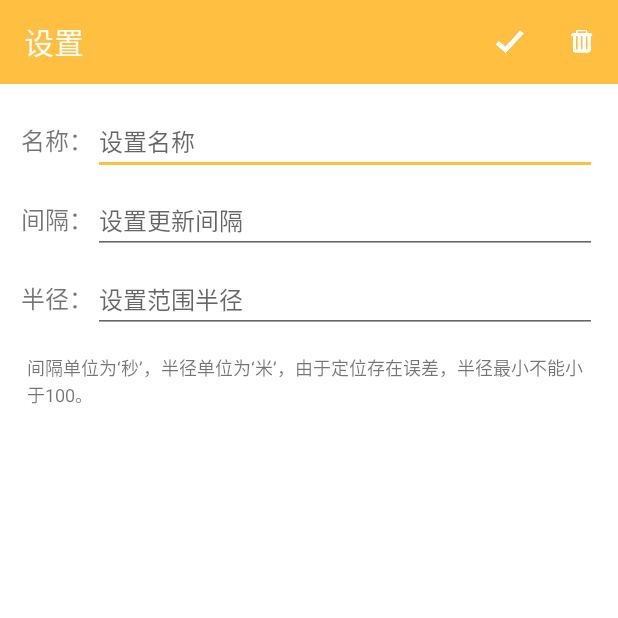
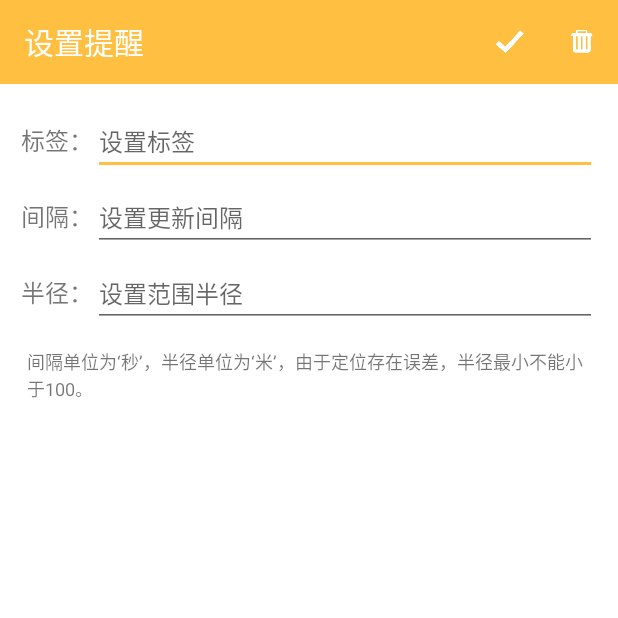
Before and after one commit to zhaomengjia0124/Buszzz, an Android app: the LocationSetActivity screen opened directly, with no data from a screen before it, on a phone screen of 412 x 824 dp, the top half of it. Run offline under Robolectric (Android 15) with nearby library versions, the light colour scheme and no system bars; our stand-ins replace ButterKnife.

Commit message:
UI更新

```diff
--- a/app/src/main/java/com/yuan/locationremind/LocationAddActivity.java
+++ b/app/src/main/java/com/yuan/locationremind/LocationAddActivity.java
@@ -44,6 +44,7 @@ public class LocationAddActivity extends AppCompatActivity {
     @Override
     protected void onCreate(@Nullable Bundle savedInstanceState) {
         super.onCreate(savedInstanceState);
+        setTitle("添加提醒");
         setContentView(R.layout.activity_location_address);
         ButterKnife.bind(this);
         Toolbar toolbar = (Toolbar) findViewById(R.id.toolbar);
--- a/app/src/main/java/com/yuan/locationremind/LocationListActivity.java
+++ b/app/src/main/java/com/yuan/locationremind/LocationListActivity.java
@@ -49,12 +49,13 @@ public class LocationListActivity extends CheckPermissionsActivity {
     @Override
     protected void onCreate(@Nullable Bundle savedInstanceState) {
         super.onCreate(savedInstanceState);
-        setTitle(R.string.location_list);
+        setTitle("");
         setContentView(R.layout.activity_location_list);
         ButterKnife.bind(this);
 
 
         Toolbar toolbar = (Toolbar) findViewById(R.id.toolbar);
+        toolbar.setLogo(R.mipmap.logo);
         setSupportActionBar(toolbar);
 
         mLocationDao = new LocationDao(this);
--- a/app/src/main/java/com/yuan/locationremind/LocationSetActivity.java
+++ b/app/src/main/java/com/yuan/locationremind/LocationSetActivity.java
@@ -57,7 +57,7 @@ public class LocationSetActivity extends AppCompatActivity {
         }
 
         Toolbar toolbar = (Toolbar) findViewById(R.id.toolbar);
-        toolbar.setTitle(R.string.setting);
+        toolbar.setTitle("设置提醒");
         setSupportActionBar(toolbar);
     }
 
--- a/app/src/main/java/com/yuan/locationremind/SearchActivity.java
+++ b/app/src/main/java/com/yuan/locationremind/SearchActivity.java
@@ -36,6 +36,7 @@ public class SearchActivity extends AppCompatActivity implements Inputtips.Input
     @Override
     protected void onCreate(Bundle savedInstanceState) {
         super.onCreate(savedInstanceState);
+        setTitle("搜索");
         setContentView(R.layout.activity_search);
         ButterKnife.bind(this);
 
--- a/app/src/main/res/layout/activity_location_address.xml
+++ b/app/src/main/res/layout/activity_location_address.xml
@@ -34,7 +34,7 @@
             android:id="@+id/addressEt"
             android:layout_width="match_parent"
             android:layout_height="wrap_content"
-            android:hint="请输入地址"
+            android:hint="请输入地址或搜索"
             android:textSize="16sp"
             />
     </LinearLayout>
@@ -75,7 +75,7 @@
         <TextView
             android:layout_width="wrap_content"
             android:layout_height="wrap_content"
-            android:text="经度："
+            android:text="纬度："
             android:textSize="16sp"/>
 
         <EditText
--- a/app/src/main/res/layout/activity_set.xml
+++ b/app/src/main/res/layout/activity_set.xml
@@ -27,14 +27,14 @@
         <TextView
             android:layout_width="wrap_content"
             android:layout_height="wrap_content"
-            android:text="名称："
+            android:text="标签："
             android:textSize="16sp"/>
 
         <EditText
             android:id="@+id/setNameEt"
             android:layout_width="match_parent"
             android:layout_height="wrap_content"
-            android:hint="设置名称"
+            android:hint="设置标签"
             android:textSize="16sp"
             />
     </LinearLayout>
@@ -44,7 +44,7 @@
         android:layout_height="wrap_content"
         android:layout_marginLeft="14dp"
         android:layout_marginRight="14dp"
-        android:layout_marginTop="8dp">
+        android:layout_marginTop="6dp">
 
         <TextView
             android:layout_width="wrap_content"
@@ -67,7 +67,7 @@
         android:layout_height="wrap_content"
         android:layout_marginLeft="14dp"
         android:layout_marginRight="14dp"
-        android:layout_marginTop="8dp">
+        android:layout_marginTop="6dp">
 
         <TextView
             android:layout_width="wrap_content"
@@ -79,9 +79,9 @@
             android:id="@+id/setRadiusEt"
             android:layout_width="match_parent"
             android:layout_height="wrap_content"
-            android:textSize="16sp"
             android:hint="设置范围半径"
-            android:inputType="numberDecimal"/>
+            android:inputType="numberDecimal"
+            android:textSize="16sp"/>
     </LinearLayout>
 
     <TextView
--- a/app/src/main/res/layout/location_list_item.xml
+++ b/app/src/main/res/layout/location_list_item.xml
@@ -139,9 +139,8 @@
                     android:id="@+id/remindSetIb"
                     android:layout_width="wrap_content"
                     android:layout_height="wrap_content"
-                    android:layout_margin="8dp"
                     android:background="@mipmap/ic_set"
-                    android:padding="8dp"/>
+                    />
             </LinearLayout>
         </LinearLayout>
 
```
Also changed, not shown: app/src/main/java/com/yuan/locationremind/LocationAdapter.java (+4 -3 lines), app/src/main/res/mipmap-xxhdpi/ic_set.png, app/src/main/res/mipmap-xxhdpi/logo.png (added).
